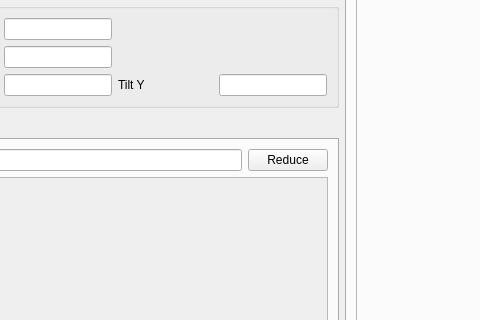
Qt form designer/manualreductionwindow.ui (neutrons/PyRS) before a commit; both pictures show x 332 to 812 and y 151 to 471 of the 1347 by 795 pixel window.
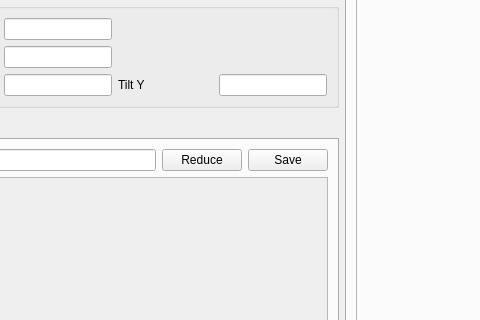
The same form after that commit.

Commit message: Refs #60. Implemented project file saving.

Patch:
```diff
--- a/designer/manualreductionwindow.ui
+++ b/designer/manualreductionwindow.ui
@@ -387,6 +387,13 @@
               </property>
              </widget>
             </item>
+            <item>
+             <widget class="QPushButton" name="pushButton_saveProject">
+              <property name="text">
+               <string>Save</string>
+              </property>
+             </widget>
+            </item>
            </layout>
           </item>
           <item>
```
The commit also changes 3 other files.
